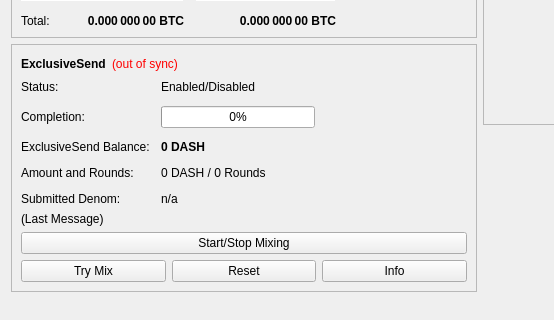
This is src/qt/forms/overviewpage.ui in trivechain/trivechain-core as Qt 5 draws it before an edit; both pictures show x 0 to 554 and y 178 to 498 of the 960 by 585 pixel window. The edited form follows.
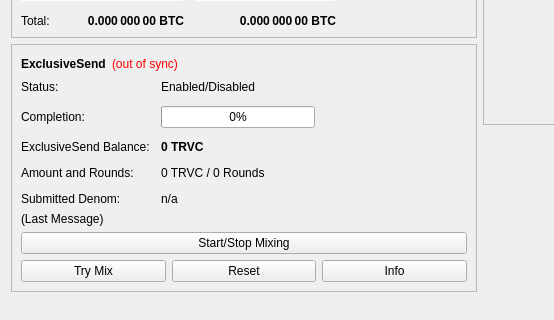
This is the edited form.

Commit message: update dash to trivechain, DASH to TRVC, chainparams.cpp

```diff
--- a/src/qt/forms/overviewpage.ui
+++ b/src/qt/forms/overviewpage.ui
@@ -514,7 +514,7 @@
                </font>
               </property>
               <property name="text">
-               <string notr="true">0 DASH</string>
+               <string notr="true">0 TRVC</string>
               </property>
              </widget>
             </item>
@@ -528,7 +528,7 @@
             <item row="3" column="1">
              <widget class="QLabel" name="labelAmountRounds">
               <property name="text">
-               <string>0 DASH / 0 Rounds</string>
+               <string>0 TRVC / 0 Rounds</string>
               </property>
              </widget>
             </item>
```
The commit also changes 162 other files.
